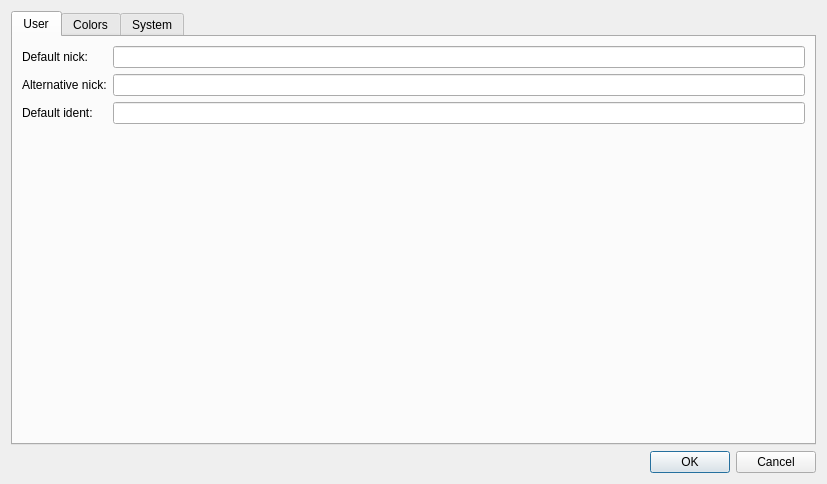
Before: the Qt Designer form src/GrumpyIRC/preferenceswin.ui in grumpy-irc/grumpy, drawn with Qt 5.
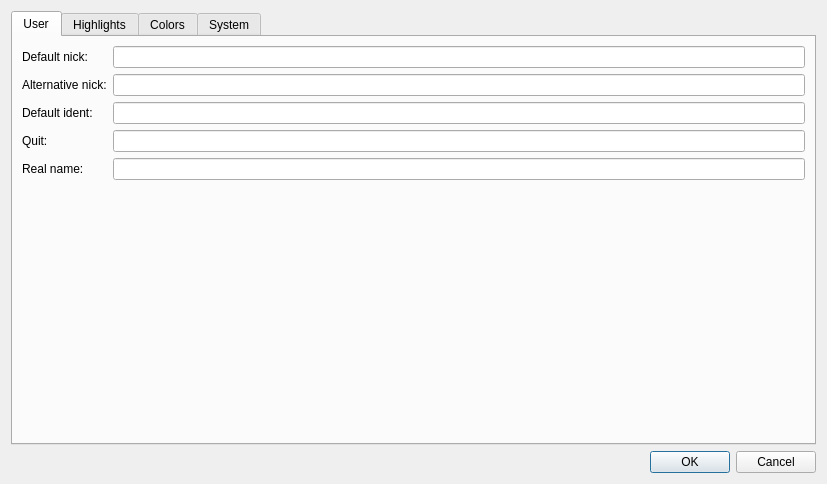
After: the same form once the commit is applied.

Diff of the .ui file:
```diff
--- a/src/GrumpyIRC/preferenceswin.ui
+++ b/src/GrumpyIRC/preferenceswin.ui
@@ -56,10 +56,35 @@
          <item row="2" column="1">
           <widget class="QLineEdit" name="leIdent"/>
          </item>
+         <item row="3" column="0">
+          <widget class="QLabel" name="label_4">
+           <property name="text">
+            <string>Quit:</string>
+           </property>
+          </widget>
+         </item>
+         <item row="4" column="0">
+          <widget class="QLabel" name="label_5">
+           <property name="text">
+            <string>Real name:</string>
+           </property>
+          </widget>
+         </item>
+         <item row="3" column="1">
+          <widget class="QLineEdit" name="lineEdit"/>
+         </item>
+         <item row="4" column="1">
+          <widget class="QLineEdit" name="lineEdit_2"/>
+         </item>
         </layout>
        </item>
       </layout>
      </widget>
+     <widget class="QWidget" name="Highlights">
+      <attribute name="title">
+       <string>Highlights</string>
+      </attribute>
+     </widget>
      <widget class="QWidget" name="tab_3">
       <attribute name="title">
        <string>Colors</string>
```
